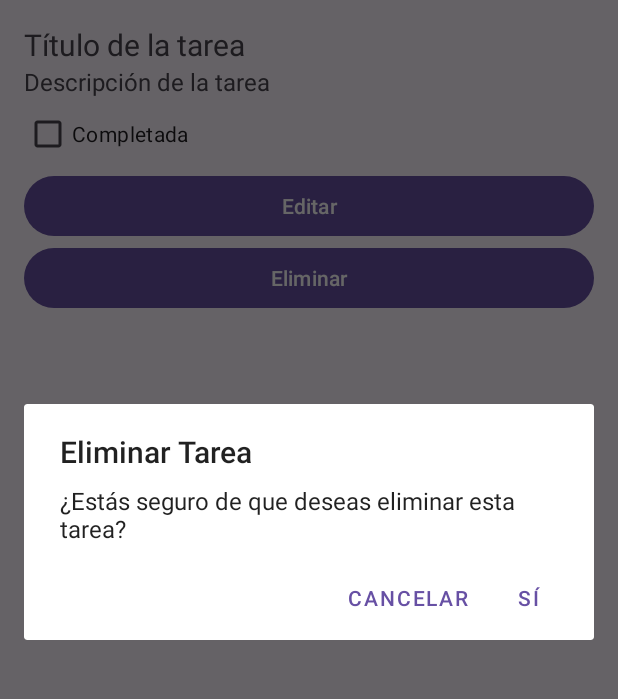
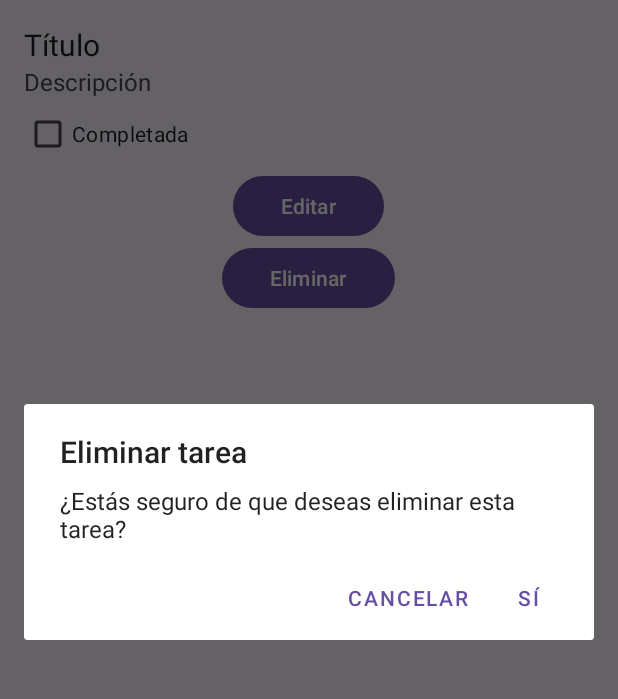
Before and after one commit to aitzolluengo/ToDoIst-Aitzol, an Android app: the fragment TaskDetailFragment placed in its activity, after a tap on "Eliminar", on a phone screen of 412 x 824 dp, the part 96-795 px from its top. Run offline under Robolectric (Android 15) with nearby library versions, the phone set to English and light mode, and no system bars; our stand-ins replace Room's generated code.

```diff
--- a/app/src/main/java/com/tzolas/todoist_aitzol/ui/taskdetail/TaskDetailFragment.java
+++ b/app/src/main/java/com/tzolas/todoist_aitzol/ui/taskdetail/TaskDetailFragment.java
@@ -63,9 +63,9 @@ public class TaskDetailFragment extends Fragment {
 
         buttonDelete.setOnClickListener(v ->
                 new AlertDialog.Builder(requireContext())
-                        .setTitle("Eliminar Tarea")
-                        .setMessage("¿Estás seguro de que deseas eliminar esta tarea?")
-                        .setPositiveButton("Sí", (dialog, which) -> {
+                        .setTitle(getString(R.string.delete_task_title))
+                        .setMessage(getString(R.string.delete_task_message))
+                        .setPositiveButton(getString(R.string.delete_task_confirm), (dialog, which) -> {
                             if (task != null) {
                                 taskViewModel.delete(task);
                                 requireActivity().getSupportFragmentManager().popBackStack();
@@ -81,7 +81,6 @@ public class TaskDetailFragment extends Fragment {
     }
 
     private void createNotificationChannel() {
-        // Solo se ejecuta en API 26+
         NotificationChannel channel = new NotificationChannel(
                 CHANNEL_ID,
                 "Task Notifications",
--- a/app/src/main/res/layout/fragment_add_task.xml
+++ b/app/src/main/res/layout/fragment_add_task.xml
@@ -5,15 +5,17 @@
     xmlns:tools="http://schemas.android.com/tools"
     android:layout_width="match_parent"
     android:layout_height="match_parent"
-    tools:context=".ui.addtask.AddTaskFragment"> <!-- Asegúrate de que esta ruta sea correcta -->
+    tools:context=".ui.addtask.AddTaskFragment"> <!-- Verifica la ruta -->
 
     <!-- Campo de texto para el título de la tarea -->
     <EditText
         android:id="@+id/editTextTitle"
         android:layout_width="0dp"
         android:layout_height="wrap_content"
-        android:hint="Título"
+        android:hint="@string/task_title"
         android:inputType="text"
+        android:minHeight="48dp"
+        android:importantForAutofill="yes"
         app:layout_constraintTop_toTopOf="parent"
         app:layout_constraintStart_toStartOf="parent"
         app:layout_constraintEnd_toEndOf="parent"
@@ -24,8 +26,10 @@
         android:id="@+id/editTextDescription"
         android:layout_width="0dp"
         android:layout_height="wrap_content"
-        android:hint="Descripción"
+        android:hint="@string/task_description"
         android:inputType="textMultiLine"
+        android:minHeight="48dp"
+        android:importantForAutofill="yes"
         app:layout_constraintTop_toBottomOf="@id/editTextTitle"
         app:layout_constraintStart_toStartOf="parent"
         app:layout_constraintEnd_toEndOf="parent"
@@ -36,7 +40,7 @@
         android:id="@+id/buttonSave"
         android:layout_width="0dp"
         android:layout_height="wrap_content"
-        android:text="Guardar"
+        android:text="@string/button_save"
         app:layout_constraintTop_toBottomOf="@id/editTextDescription"
         app:layout_constraintStart_toStartOf="parent"
         app:layout_constraintEnd_toEndOf="parent"
--- a/app/src/main/res/layout/fragment_task_detail.xml
+++ b/app/src/main/res/layout/fragment_task_detail.xml
@@ -5,35 +5,47 @@
     android:orientation="vertical"
     android:padding="16dp">
 
+    <!-- Título de la tarea -->
     <TextView
         android:id="@+id/textViewTitle"
         android:layout_width="match_parent"
         android:layout_height="wrap_content"
-        android:text="Título de la tarea"
-        android:textSize="20sp" />
+        android:text="@string/task_title"
+        android:textSize="20sp"
+        android:textAppearance="?android:attr/textAppearanceLarge"/>
 
+    <!-- Descripción de la tarea -->
     <TextView
         android:id="@+id/textViewDescription"
         android:layout_width="match_parent"
         android:layout_height="wrap_content"
-        android:text="Descripción de la tarea"
-        android:textSize="16sp" />
+        android:text="@string/task_description"
+        android:textSize="16sp"
+        android:textAppearance="?android:attr/textAppearanceMedium"/>
 
+    <!-- Checkbox para marcar como completada -->
     <CheckBox
         android:id="@+id/checkBoxCompleted"
         android:layout_width="wrap_content"
         android:layout_height="wrap_content"
-        android:text="Completada" />
+        android:text="@string/task_completed"
+        android:autofillHints="taskCompleted"/>
 
+    <!-- Botón para editar -->
     <Button
         android:id="@+id/buttonEdit"
-        android:layout_width="match_parent"
+        android:layout_width="wrap_content"
         android:layout_height="wrap_content"
-        android:text="Editar" />
+        android:text="@string/button_edit"
+        android:layout_gravity="center_horizontal"
+        android:paddingHorizontal="32dp"/>
 
+    <!-- Botón para eliminar -->
     <Button
         android:id="@+id/buttonDelete"
-        android:layout_width="match_parent"
+        android:layout_width="wrap_content"
         android:layout_height="wrap_content"
-        android:text="Eliminar" />
+        android:text="@string/button_delete"
+        android:layout_gravity="center_horizontal"
+        android:paddingHorizontal="32dp"/>
 </LinearLayout>
--- a/app/src/main/res/values/strings.xml
+++ b/app/src/main/res/values/strings.xml
@@ -6,11 +6,13 @@
     <!-- Textos para fragment_task_detail.xml -->
     <string name="task_title">Título</string>
     <string name="task_description">Descripción</string>
+    <string name="button_save">Guardar</string>
     <string name="task_completed">Completada</string>
     <string name="task_edit">Editar</string>
     <string name="task_delete">Eliminar</string>
     <string name="button_edit">Editar</string>
     <string name="button_delete">Eliminar</string>
+
 
     <!-- Descripción para el botón flotante -->
     <string name="fab_add_task_description">Añadir nueva tarea</string>
@@ -40,4 +42,10 @@
     <string name="sort_order">Orden de clasificación</string>
     <string name="sort_order_summary">Elija cómo se ordenan las tareas</string>
 
+    <string name="delete_task_title">Eliminar tarea</string>
+    <string name="delete_task_message">¿Estás seguro de que deseas eliminar esta tarea?</string>
+    <string name="delete_task_confirm">Sí</string>
+    <string name="delete_task_cancel">Cancelar</string>
+
+
 </resources>
```
Also changed, not shown: 1 other file.
